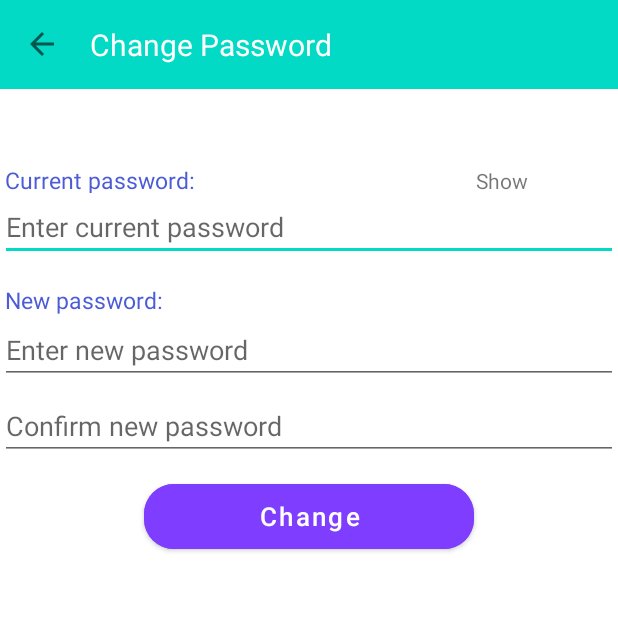
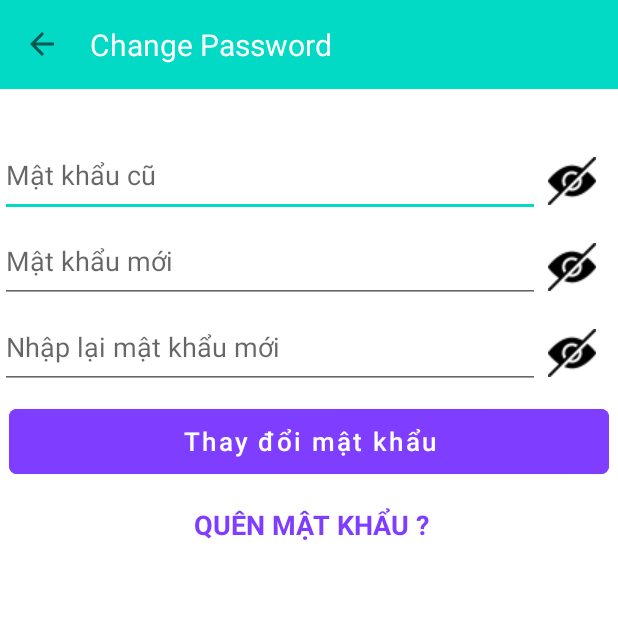
Before and after one commit to DuyChamHoc/Money-Management-App, an Android app: the ChangePassActivity screen opened directly, with no data from a screen before it, on a phone screen of 412 x 824 dp, the top half of it. Run offline under Robolectric (Android 15) with nearby library versions, the light colour scheme and no system bars; our stand-ins replace Firebase (no records; nobody signed in at launch, a user with empty details on screens opened directly).

Commit message:
edit change password

```diff
--- a/app/src/main/java/com/example/moneymanagementapp/ChangePassActivity.java
+++ b/app/src/main/java/com/example/moneymanagementapp/ChangePassActivity.java
@@ -30,8 +30,12 @@ public class ChangePassActivity extends AppCompatActivity {
     private EditText edt_new_password, edt_old_password, edt_confirm_new_password;
     private Button btn_change_password;
     private ProgressDialog progressDialog;
-    private TextView tv_show;
+    private ImageView tv_show;
+    private ImageView tv_show1;
+    private ImageView tv_show2;
     private Boolean test = false;
+    private Boolean test1 = false;
+    private Boolean test2 = false;
 
     @Override
     protected void onCreate(Bundle savedInstanceState) {
@@ -39,7 +43,8 @@ public class ChangePassActivity extends AppCompatActivity {
         setContentView(R.layout.activity_change_pass);
 
         tv_show = findViewById(R.id.tv_show);
-
+        tv_show1 = findViewById(R.id.tv_show1);
+        tv_show2 = findViewById(R.id.tv_show2);
         edt_new_password = findViewById(R.id.edt_new_password);
         edt_old_password = findViewById(R.id.edt_old_password);
         edt_confirm_new_password = findViewById(R.id.edt_confirm_new_password);
@@ -50,19 +55,41 @@ public class ChangePassActivity extends AppCompatActivity {
             @Override
             public void onClick(View view) {
                 if (test) {
-                    edt_new_password.setInputType(InputType.TYPE_CLASS_TEXT | InputType.TYPE_TEXT_VARIATION_PASSWORD);
-                    edt_confirm_new_password.setInputType(InputType.TYPE_CLASS_TEXT | InputType.TYPE_TEXT_VARIATION_PASSWORD);
-                    edt_old_password.setInputType(InputType.TYPE_CLASS_TEXT | InputType.TYPE_TEXT_VARIATION_PASSWORD);
-
-
-                    tv_show.setText("Show");
+                        edt_old_password.setInputType(InputType.TYPE_CLASS_TEXT | InputType.TYPE_TEXT_VARIATION_PASSWORD);
+                        tv_show.setBackground(getDrawable(R.drawable.hidepass));
                     test = false;
                 } else {
+                    edt_old_password.setInputType(InputType.TYPE_CLASS_TEXT);
+                    tv_show.setBackground(getDrawable(R.drawable.showpass));
+                    test = true;
+                }
+            }
+        });
+        tv_show1.setOnClickListener(new View.OnClickListener() {
+            @Override
+            public void onClick(View view) {
+                if (test1) {
+                    edt_new_password.setInputType(InputType.TYPE_CLASS_TEXT | InputType.TYPE_TEXT_VARIATION_PASSWORD);
+                    tv_show1.setBackground(getDrawable(R.drawable.hidepass));
+                    test1 = false;
+                } else {
                     edt_new_password.setInputType(InputType.TYPE_CLASS_TEXT);
+                    tv_show1.setBackground(getDrawable(R.drawable.showpass));
+                    test1 = true;
+                }
+            }
+        });
+        tv_show2.setOnClickListener(new View.OnClickListener() {
+            @Override
+            public void onClick(View view) {
+                if (test2) {
+                    edt_confirm_new_password.setInputType(InputType.TYPE_CLASS_TEXT | InputType.TYPE_TEXT_VARIATION_PASSWORD);
+                    tv_show2.setBackground(getDrawable(R.drawable.hidepass));
+                    test2 = false;
+                } else {
                     edt_confirm_new_password.setInputType(InputType.TYPE_CLASS_TEXT);
-                    edt_old_password.setInputType(InputType.TYPE_CLASS_TEXT);
-                    tv_show.setText("Hide");
-                    test = true;
+                    tv_show2.setBackground(getDrawable(R.drawable.showpass));
+                    test2 = true;
                 }
             }
         });
--- a/app/src/main/res/layout/activity_change_pass.xml
+++ b/app/src/main/res/layout/activity_change_pass.xml
@@ -6,89 +6,76 @@
     android:layout_height="match_parent"
     android:orientation="vertical"
     tools:context=".ChangePassActivity">
-    <include layout="@layout/toolbar" />
-    <LinearLayout
-        android:layout_width="match_parent"
+    <include layout="@layout/toolbar"/>
+
+        <com.google.android.material.textfield.TextInputEditText
+            android:id="@+id/edt_old_password"
+            android:layout_marginTop="30dp"
+            android:layout_width="360dp"
+            android:layout_height="55dp"
+            android:inputType="textPassword"
+            android:hint="Mật khẩu cũ"/>
+    <ImageView
+        android:background="@drawable/hidepass"
+        android:id="@+id/tv_show"
+        android:layout_width="wrap_content"
         android:layout_height="wrap_content"
-        android:padding="20dp"
-        android:orientation="horizontal">
-    </LinearLayout>
-    <LinearLayout
-        android:layout_width="match_parent"
+        android:layout_marginLeft="365dp"
+        android:layout_marginTop="-40dp"
+        />
+        <com.google.android.material.textfield.TextInputEditText
+            android:layout_marginTop="10dp"
+            android:id="@+id/edt_new_password"
+            android:layout_width="360dp"
+            android:layout_height="55dp"
+            android:inputType="textPassword"
+            android:hint="Mật khẩu mới"
+            />
+    <ImageView
+        android:background="@drawable/hidepass"
+        android:id="@+id/tv_show1"
+        android:layout_width="wrap_content"
         android:layout_height="wrap_content"
-        android:orientation="vertical">
-        <LinearLayout
-            android:layout_width="match_parent"
-            android:layout_height="wrap_content"
-            android:layout_marginLeft="3dp"
+        android:layout_marginLeft="365dp"
+        android:layout_marginTop="-40dp"
+        />
+        <com.google.android.material.textfield.TextInputEditText
             android:layout_marginTop="10dp"
-            >
+            android:id="@+id/edt_confirm_new_password"
+            android:layout_width="360dp"
+            android:layout_height="55dp"
+            android:inputType="textPassword"
+            android:hint="Nhập lại mật khẩu mới"/>
+    <ImageView
+        android:background="@drawable/hidepass"
+        android:id="@+id/tv_show2"
+        android:layout_width="wrap_content"
+        android:layout_height="wrap_content"
+        android:layout_marginLeft="365dp"
+        android:layout_marginTop="-40dp"
+        />
 
-            <TextView
-                android:layout_width="wrap_content"
-                android:layout_height="match_parent"
-                android:text="Current password:"
-                android:textColor="@color/blue"
-                android:textSize="15dp" />
-
-            <TextView
-                android:id="@+id/tv_show"
-                android:layout_width="wrap_content"
-                android:layout_height="wrap_content"
-                android:layout_marginLeft="187dp"
-                android:text="Show" />
-        </LinearLayout>
-
-        <EditText
-            android:id="@+id/edt_old_password"
-            android:layout_width="match_parent"
-            android:layout_height="wrap_content"
-            android:inputType="textPassword"
-            android:hint="Enter current password"/>
-    </LinearLayout>
-    <LinearLayout
-        android:layout_width="match_parent"
-        android:layout_height="wrap_content"
-        android:layout_marginTop="15dp"
-        android:orientation="vertical">
-        <LinearLayout
-            android:layout_width="match_parent"
-            android:layout_height="wrap_content"
-            android:layout_marginLeft="3dp"
-            >
-            <TextView
-                android:layout_width="wrap_content"
-                android:layout_height="wrap_content"
-                android:text="New password:"
-                android:textColor="@color/blue"
-                android:textSize="15dp"
-                />
-        </LinearLayout>
-        <EditText
-            android:id="@+id/edt_new_password"
-            android:layout_width="match_parent"
-            android:layout_height="wrap_content"
-            android:inputType="textPassword"
-            android:hint="Enter new password"/>
-        <EditText
-            android:id="@+id/edt_confirm_new_password"
-            android:layout_width="match_parent"
-            android:layout_height="wrap_content"
-            android:layout_marginTop="5dp"
-            android:inputType="textPassword"
-            android:hint="Confirm new password"/>
-    </LinearLayout>
     <com.google.android.material.button.MaterialButton
         android:id="@+id/btn_change_password"
-        android:layout_width="220dp"
+        android:layout_width="400dp"
         android:layout_height="55dp"
         android:backgroundTint="@color/button"
-        android:layout_marginTop="10dp"
-        android:text="Change"
+        android:layout_marginTop="15dp"
+        android:text="Thay đổi mật khẩu"
         android:textSize="17dp"
         android:textAllCaps="false"
         android:textColor="@color/white"
         android:layout_gravity="center"
-        app:cornerRadius="20dp" />
+        app:cornerRadius="5dp" />
+    <com.google.android.material.textview.MaterialTextView
+        android:layout_width="200dp"
+        android:layout_height="30dp"
+        android:text="QUÊN MẬT KHẨU ?"
+        android:textStyle="bold"
+        android:textColor="@color/button"
+        android:textAlignment="center"
+        android:layout_marginLeft="107dp"
+        android:layout_marginTop="15dp"
+        android:textSize="18dp"/>
 
 </LinearLayout>
```
Also changed, not shown: app/src/main/res/drawable-v24/hidepass.png (added), app/src/main/res/drawable-v24/showpass.png (added).
